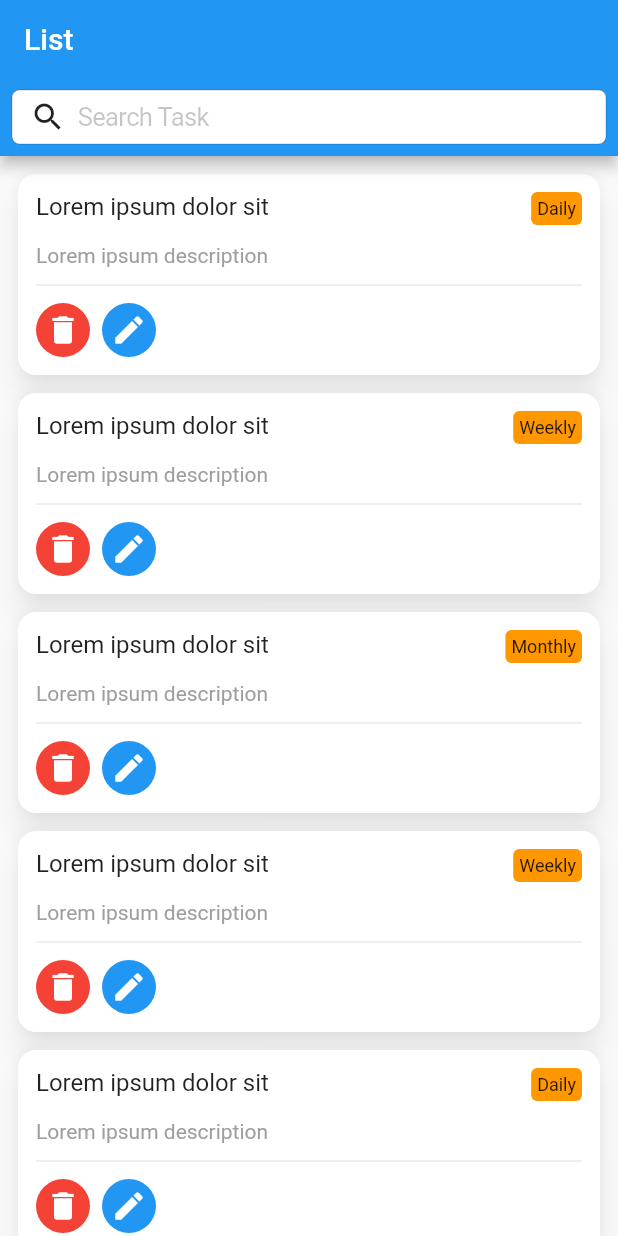
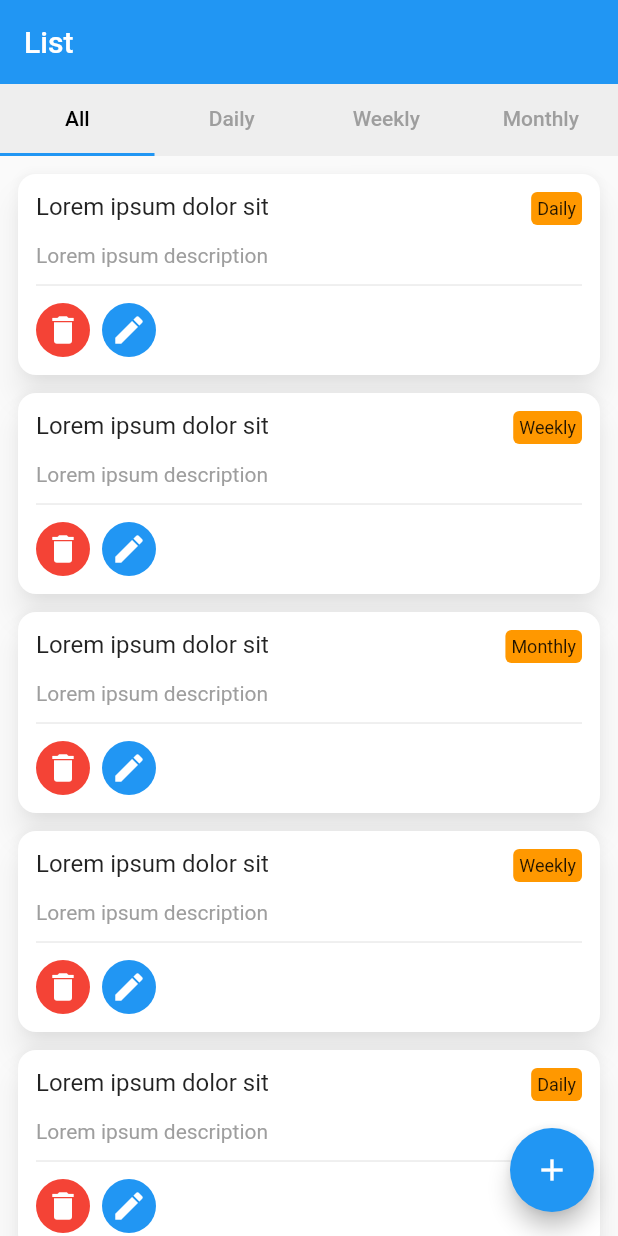
Before and after one commit to right7ctrl/taskmgr, a Flutter app: the screen it shows after launch, on a phone screen of 412 x 824 dp. Run offline on Flutter 3.47's test engine with Material 2 defaults, Android fonts, the phone set to English and light mode, and no system bars.

Commit message:
add tabbar to filter todos

```diff
--- a/lib/provider/list/list_provider.dart
+++ b/lib/provider/list/list_provider.dart
@@ -23,4 +23,10 @@ class ListProvider with ChangeNotifier {
 
   /// should return the correct value while [ListView] needs it, even [_items] filtered by their periods
   int get itemsLength => items?.length ?? 0;
+
+  set setPeriod(TaskPeriod period) {
+    if (period == taskPeriod) return;
+    taskPeriod = period;
+    notifyListeners();
+  }
 }
--- a/lib/view/list/task_list.dart
+++ b/lib/view/list/task_list.dart
@@ -1,32 +1,74 @@
 import 'package:flutter/cupertino.dart';
 import 'package:flutter/material.dart';
 import 'package:provider/provider.dart';
+import 'package:task_manager/core/constants/enums.dart';
 import 'package:task_manager/provider/list/list_provider.dart';
 import 'package:task_manager/widget/list/list_item.dart';
 
-class TaskList extends StatelessWidget {
+class TaskList extends StatefulWidget {
+  @override
+  _TaskListState createState() => _TaskListState();
+}
+
+class _TaskListState extends State<TaskList> with SingleTickerProviderStateMixin {
+  TabController _tabController;
+
+  @override
+  void initState() {
+    _tabController = TabController(length: 4, vsync: this);
+    super.initState();
+  }
+
+  @override
+  void dispose() {
+    _tabController?.dispose();
+    super.dispose();
+  }
+
   @override
   Widget build(BuildContext context) {
     return Scaffold(
       appBar: AppBar(
+        elevation: 0,
         title: Text('List'),
-        bottom: PreferredSize(
-          preferredSize: Size.fromHeight(48),
-          child: Padding(
-            padding: const EdgeInsets.all(8),
-            child: CupertinoTextField(
-              padding: const EdgeInsets.all(8),
-              placeholder: 'Search Task',
-              prefix: Padding(
-                padding: const EdgeInsets.only(left: 12),
-                child: Icon(Icons.search),
-              ),
-            ),
-          ),
-        ),
+      ),
+      floatingActionButton: FloatingActionButton(
+        onPressed: () {},
+        child: Icon(Icons.add),
       ),
       body: Column(
         children: [
+          Container(
+            color: Colors.grey.shade200,
+            child: TabBar(
+              controller: _tabController,
+              labelColor: Colors.black,
+              unselectedLabelColor: Colors.grey,
+              onTap: (int val) {
+                TaskPeriod period;
+                switch (val) {
+                  case 1:
+                    period = TaskPeriod.DAILY;
+                    break;
+                  case 2:
+                    period = TaskPeriod.WEEKLY;
+                    break;
+                  case 3:
+                    period = TaskPeriod.MONTHLY;
+                    break;
+                  default:
+                    period = null;
+                }
+                context.read<ListProvider>().setPeriod = period;
+              },
+              tabs: [
+                Tab(child: Text('All')),
+                Tab(child: Text('Daily')),
+                Tab(child: Text('Weekly')),
+                Tab(child: Text('Monthly')),
+              ],
+            ),
+          ),
           Expanded(
             child: Consumer<ListProvider>(
               builder: (context, provider, _) {
```
